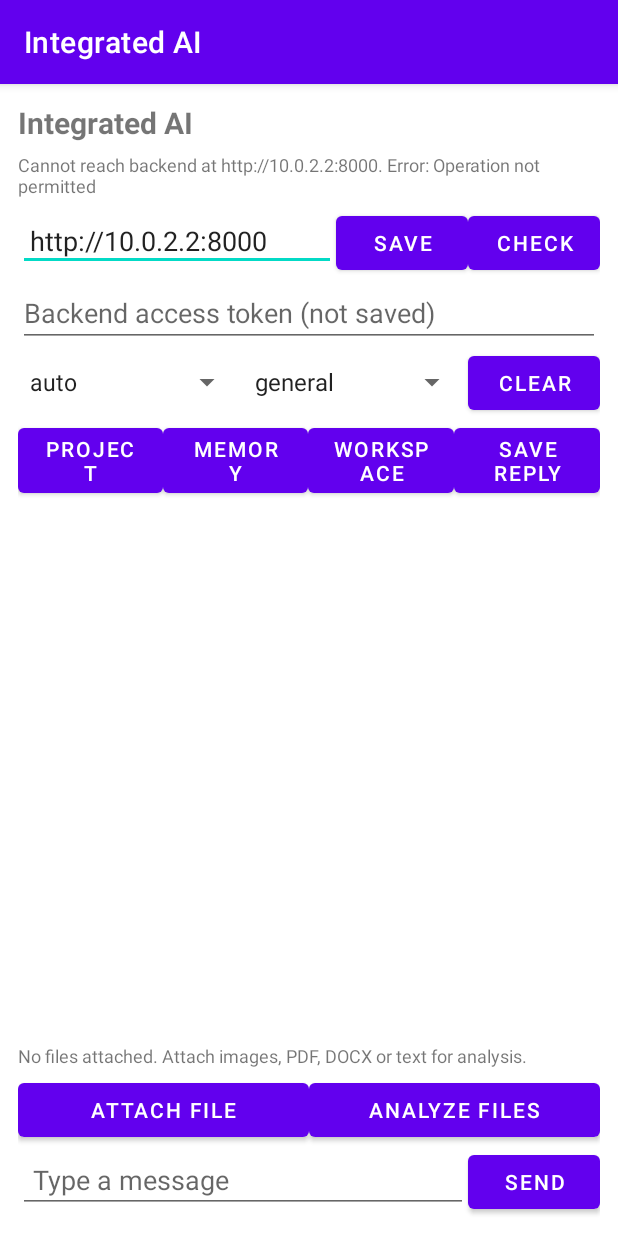
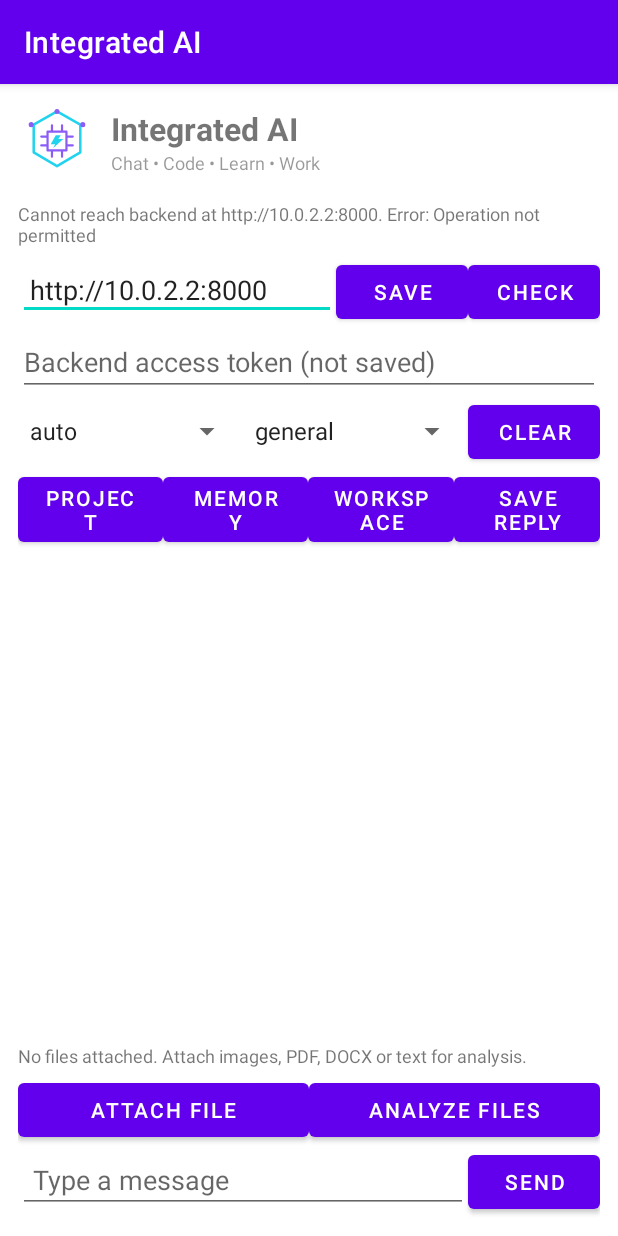
Before and after one commit to deadgeeks-94/integrated--ai, an Android app: the screen it shows after launch (MainActivity), on a phone screen of 412 x 824 dp. Run offline under Robolectric (Android 15) with nearby library versions, the phone set to English and light mode, and no system bars.

Commit message:
feat: show Integrated AI branding in app header

```diff
--- a/android-app/app/src/main/res/layout/activity_main.xml
+++ b/android-app/app/src/main/res/layout/activity_main.xml
@@ -5,12 +5,42 @@
     android:orientation="vertical"
     android:padding="12dp">
 
-    <TextView
+    <LinearLayout
         android:layout_width="match_parent"
         android:layout_height="wrap_content"
-        android:text="Integrated AI"
-        android:textSize="20sp"
-        android:textStyle="bold" />
+        android:orientation="horizontal"
+        android:gravity="center_vertical"
+        android:paddingBottom="8dp">
+
+        <ImageView
+            android:layout_width="52dp"
+            android:layout_height="52dp"
+            android:contentDescription="Integrated AI logo"
+            android:src="@drawable/ic_integrated_ai"
+            android:padding="3dp" />
+
+        <LinearLayout
+            android:layout_width="0dp"
+            android:layout_height="wrap_content"
+            android:layout_weight="1"
+            android:orientation="vertical"
+            android:paddingStart="10dp">
+
+            <TextView
+                android:layout_width="match_parent"
+                android:layout_height="wrap_content"
+                android:text="Integrated AI"
+                android:textSize="21sp"
+                android:textStyle="bold" />
+
+            <TextView
+                android:layout_width="match_parent"
+                android:layout_height="wrap_content"
+                android:text="Chat • Code • Learn • Work"
+                android:textSize="12sp"
+                android:alpha="0.75" />
+        </LinearLayout>
+    </LinearLayout>
 
     <TextView
         android:id="@+id/statusText"
```
